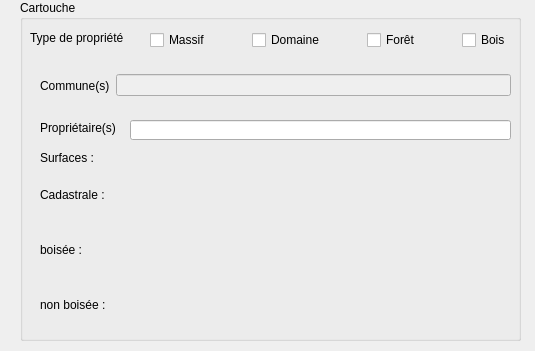
This is qsequoia2/scripts/forest_settings/forest_settings.ui in SequoiApp/QSEQUOIA-2 as Qt 5 draws it before an edit. The edited form follows.
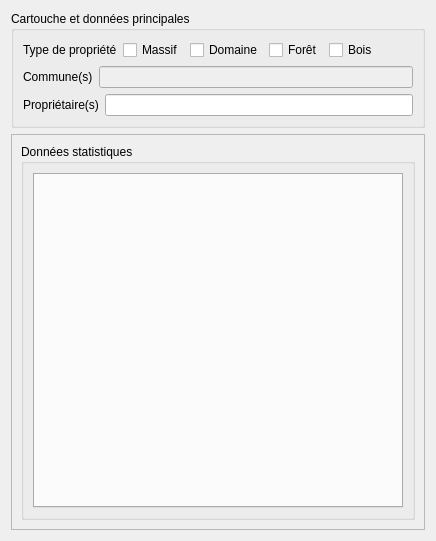
This is the edited form.

```diff
--- a/qsequoia2/scripts/forest_settings/forest_settings.ui
+++ b/qsequoia2/scripts/forest_settings/forest_settings.ui
@@ -2,94 +2,33 @@
 <ui version="4.0">
  <class>ForestSettingsDialog</class>
  <widget class="QWidget" name="ForestSettingsDialog">
-  <property name="enabled">
-   <bool>true</bool>
-  </property>
   <property name="geometry">
    <rect>
     <x>0</x>
     <y>0</y>
-    <width>535</width>
-    <height>351</height>
+    <width>436</width>
+    <height>541</height>
    </rect>
   </property>
   <property name="windowTitle">
    <string>Choix de forêt</string>
   </property>
+  <layout class="QVBoxLayout" name="rootLayout">
+   <item>
   <widget class="QGroupBox" name="groupBox_2">
-   <property name="geometry">
-    <rect>
-     <x>20</x>
-     <y>0</y>
-     <width>501</width>
-     <height>341</height>
-    </rect>
-   </property>
    <property name="title">
-    <string>Cartouche</string>
-   </property>
-   <widget class="QLabel" name="label_5">
-    <property name="geometry">
-     <rect>
-      <x>20</x>
-      <y>120</y>
-      <width>91</width>
-      <height>16</height>
-     </rect>
-    </property>
-    <property name="text">
-     <string>Propriétaire(s)</string>
-    </property>
-   </widget>
-   <widget class="QLineEdit" name="lineEdit_owner">
-    <property name="enabled">
-     <bool>true</bool>
-    </property>
-    <property name="geometry">
-     <rect>
-      <x>110</x>
-      <y>120</y>
-      <width>381</width>
-      <height>20</height>
-     </rect>
-    </property>
-   </widget>
+      <string>Cartouche et données principales</string>
+     </property>
+     <layout class="QVBoxLayout" name="cartoucheLayout">
+      <item>
+       <layout class="QHBoxLayout" name="typeLayout">
+        <item>
    <widget class="QLabel" name="label_3">
-    <property name="geometry">
-     <rect>
-      <x>10</x>
-      <y>30</y>
-      <width>111</width>
-      <height>16</height>
-     </rect>
-    </property>
     <property name="text">
      <string>Type de propriété</string>
     </property>
    </widget>
-   <widget class="QLabel" name="label_6">
-    <property name="geometry">
-     <rect>
-      <x>20</x>
-      <y>150</y>
-      <width>81</width>
-      <height>16</height>
-     </rect>
-    </property>
-    <property name="text">
-     <string>Surfaces :</string>
-    </property>
-   </widget>
-   <widget class="QWidget" name="horizontalLayoutWidget">
-    <property name="geometry">
-     <rect>
-      <x>130</x>
-      <y>20</y>
-      <width>361</width>
-      <height>41</height>
-     </rect>
-    </property>
-    <layout class="QHBoxLayout" name="horizontalLayout">
+        </item>
      <item>
       <widget class="QCheckBox" name="checkBox_massif">
        <property name="text">
@@ -97,19 +36,6 @@
        </property>
       </widget>
      </item>
-     <item>
-      <spacer name="horizontalSpacer">
-       <property name="orientation">
-        <enum>Qt::Horizontal</enum>
-       </property>
-       <property name="sizeHint" stdset="0">
-        <size>
-         <width>40</width>
-         <height>20</height>
-        </size>
-       </property>
-      </spacer>
-     </item>
      <item>
       <widget class="QCheckBox" name="checkBox_domaine">
        <property name="text">
@@ -117,19 +43,6 @@
        </property>
       </widget>
      </item>
-     <item>
-      <spacer name="horizontalSpacer_2">
-       <property name="orientation">
-        <enum>Qt::Horizontal</enum>
-       </property>
-       <property name="sizeHint" stdset="0">
-        <size>
-         <width>40</width>
-         <height>20</height>
-        </size>
-       </property>
-      </spacer>
-     </item>
      <item>
       <widget class="QCheckBox" name="checkBox_foret">
        <property name="text">
@@ -137,19 +50,6 @@
        </property>
       </widget>
      </item>
-     <item>
-      <spacer name="horizontalSpacer_3">
-       <property name="orientation">
-        <enum>Qt::Horizontal</enum>
-       </property>
-       <property name="sizeHint" stdset="0">
-        <size>
-         <width>40</width>
-         <height>20</height>
-        </size>
-       </property>
-      </spacer>
-     </item>
      <item>
       <widget class="QCheckBox" name="checkBox_bois">
        <property name="text">
@@ -157,51 +57,23 @@
        </property>
       </widget>
      </item>
-    </layout>
-   </widget>
-   <widget class="QWidget" name="verticalLayoutWidget">
-    <property name="geometry">
-     <rect>
-      <x>20</x>
-      <y>170</y>
-      <width>111</width>
-      <height>159</height>
-     </rect>
-    </property>
-    <layout class="QVBoxLayout" name="verticalLayout">
      <item>
-      <widget class="QLabel" name="Total">
-       <property name="text">
-        <string>Cadastrale :</string>
-       </property>
-      </widget>
-     </item>
-     <item>
-      <widget class="QLabel" name="label_7">
-       <property name="text">
-        <string>boisée :</string>
-       </property>
-      </widget>
-     </item>
-     <item>
-      <widget class="QLabel" name="label_8">
-       <property name="text">
-        <string>non boisée :</string>
-       </property>
-      </widget>
-     </item>
-    </layout>
-   </widget>
-   <widget class="QWidget" name="horizontalLayoutWidget_2">
-    <property name="geometry">
-     <rect>
-      <x>20</x>
-      <y>70</y>
-      <width>471</width>
-      <height>31</height>
-     </rect>
-    </property>
-    <layout class="QHBoxLayout" name="horizontalLayout_2">
+         <spacer name="horizontalSpacer">
+          <property name="orientation">
+           <enum>Qt::Horizontal</enum>
+          </property>
+          <property name="sizeHint" stdset="0">
+           <size>
+            <width>0</width>
+            <height>0</height>
+           </size>
+          </property>
+         </spacer>
+        </item>
+       </layout>
+      </item>
+      <item>
+       <layout class="QHBoxLayout" name="communeLayout">
      <item>
       <widget class="QLabel" name="label_4">
        <property name="text">
@@ -210,15 +82,67 @@
       </widget>
      </item>
      <item>
-      <widget class="QLineEdit" name="lineEdit_city">
+         <widget class="QLineEdit" name="country">
        <property name="enabled">
         <bool>false</bool>
        </property>
       </widget>
      </item>
     </layout>
-   </widget>
-  </widget>
+      </item>
+      <item>
+       <layout class="QHBoxLayout" name="ownerLayout">
+        <item>
+         <widget class="QLabel" name="label_5">
+          <property name="text">
+           <string>Propriétaire(s)</string>
+          </property>
+         </widget>
+        </item>
+        <item>
+         <widget class="QLineEdit" name="owner"/>
+        </item>
+       </layout>
+      </item>
+     </layout>
+    </widget>
+   </item>
+   <item>
+    <widget class="QScrollArea" name="scrollArea">
+     <property name="widgetResizable">
+      <bool>true</bool>
+     </property>
+     <widget class="QWidget" name="scrollAreaWidgetContents">
+      <property name="geometry">
+       <rect>
+        <x>0</x>
+        <y>0</y>
+        <width>412</width>
+        <height>382</height>
+       </rect>
+      </property>
+      <layout class="QVBoxLayout" name="scrollLayout">
+       <item>
+        <widget class="QGroupBox" name="groupBox">
+         <property name="title">
+          <string>Données statistiques</string>
+         </property>
+         <layout class="QVBoxLayout" name="statsLayout">
+          <item>
+           <widget class="QTabWidget" name="tabWidget">
+            <property name="currentIndex">
+             <number>-1</number>
+            </property>
+           </widget>
+          </item>
+         </layout>
+        </widget>
+       </item>
+      </layout>
+     </widget>
+    </widget>
+   </item>
+  </layout>
  </widget>
  <resources/>
  <connections/>
```
Lines whose indentation alone changed are shown as unchanged.
